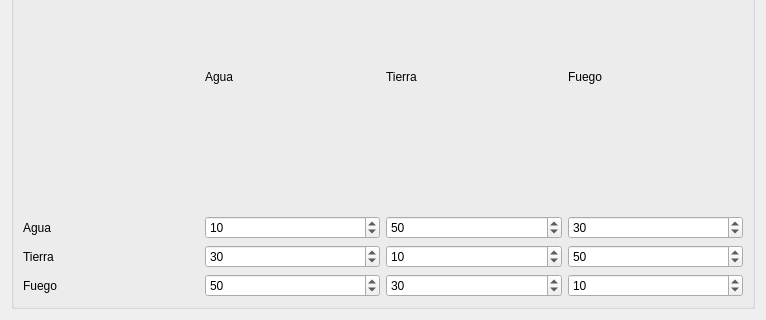
gaabi-26/tp1-poo-juego, file menuprincipal.ui: the form before one commit; both pictures show x 0 to 766 and y 553 to 873 of the 766 by 873 pixel window.
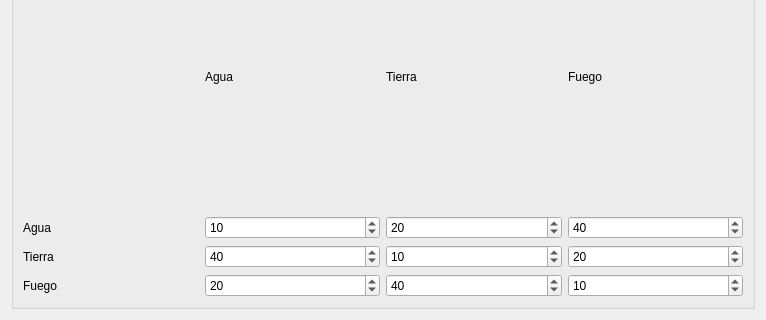
The form after the commit.

Patch:
```diff
--- a/menuprincipal.ui
+++ b/menuprincipal.ui
@@ -93,7 +93,7 @@
        </property>
        <layout class="QGridLayout" name="gridLayout_2">
         <item row="0" column="2">
-         <layout class="QGridLayout" name="gridLayout" rowstretch="0,0,0,0,0">
+         <layout class="QGridLayout" name="gridLayout" rowstretch="0,0,0,0">
           <item row="3" column="0">
            <widget class="QLabel" name="label_4">
             <property name="text">
@@ -104,7 +104,7 @@
           <item row="1" column="3">
            <widget class="QSpinBox" name="spAguaFuego">
             <property name="value">
-             <number>30</number>
+             <number>40</number>
             </property>
            </widget>
           </item>
@@ -118,7 +118,7 @@
           <item row="2" column="1">
            <widget class="QSpinBox" name="spTierraAgua">
             <property name="value">
-             <number>30</number>
+             <number>40</number>
             </property>
            </widget>
           </item>
@@ -146,7 +146,7 @@
           <item row="3" column="1">
            <widget class="QSpinBox" name="spFuegoAgua">
             <property name="value">
-             <number>50</number>
+             <number>20</number>
             </property>
            </widget>
           </item>
@@ -174,7 +174,7 @@
           <item row="2" column="3">
            <widget class="QSpinBox" name="spTierraFuego">
             <property name="value">
-             <number>50</number>
+             <number>20</number>
             </property>
            </widget>
           </item>
@@ -195,14 +195,14 @@
           <item row="3" column="2">
            <widget class="QSpinBox" name="spFuegoTierra">
             <property name="value">
-             <number>30</number>
+             <number>40</number>
             </property>
            </widget>
           </item>
           <item row="1" column="2">
            <widget class="QSpinBox" name="spAguaTierra">
             <property name="value">
-             <number>50</number>
+             <number>20</number>
             </property>
            </widget>
           </item>
```
